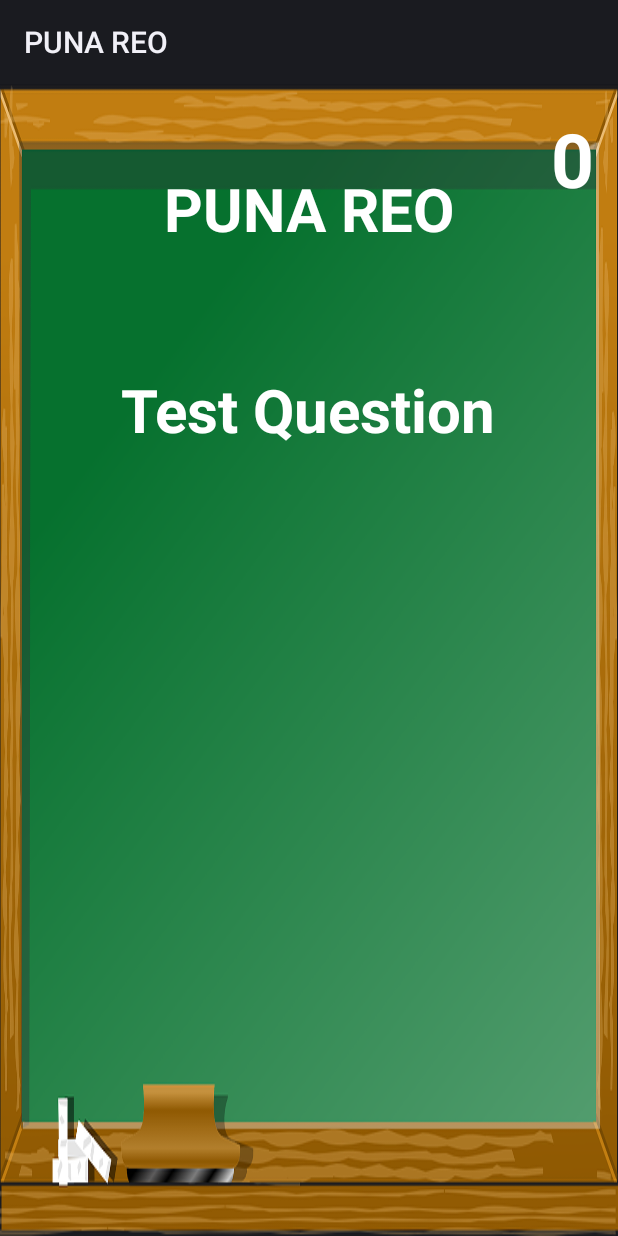
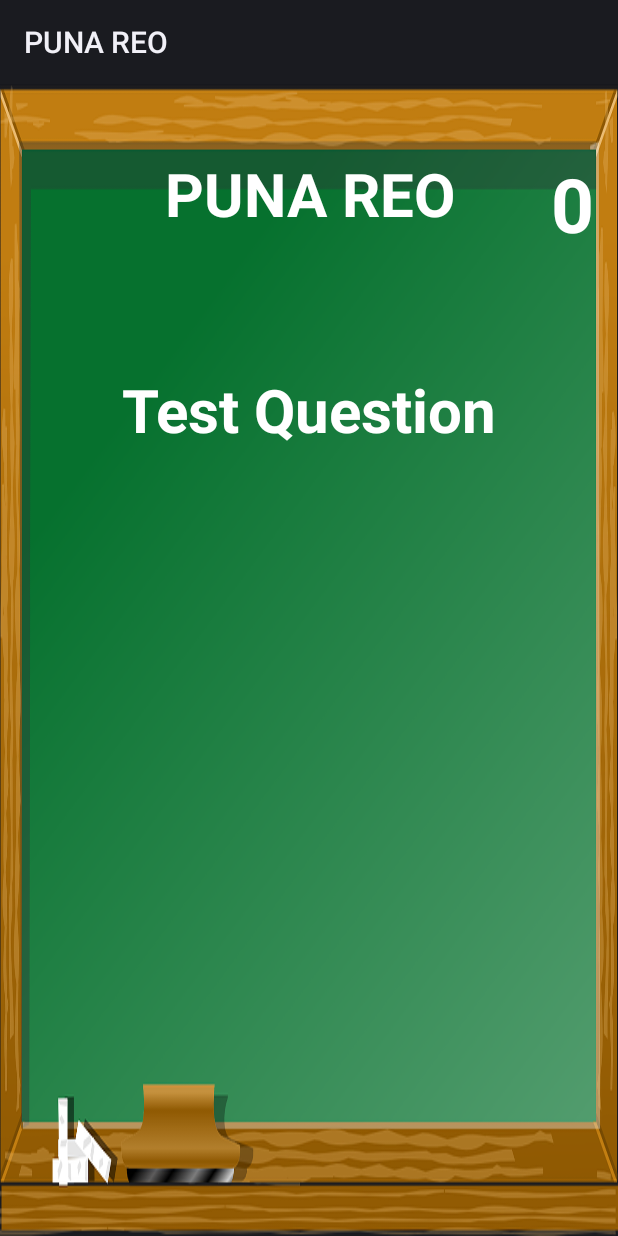
Before and after one commit to punareo/maori-app, an Android app: the GameActivity screen opened directly, with no data from a screen before it, on a phone screen of 412 x 824 dp. Run offline under Robolectric (Android 15) with nearby library versions, the phone set to English and light mode, and no system bars; 11 statements that could not run were skipped.

Commit message:
new layouts added pics and sounds added desgin menu updated game menu updated nad layouts

```diff
--- a/app/src/main/res/layout/game_layout.xml
+++ b/app/src/main/res/layout/game_layout.xml
@@ -10,53 +10,77 @@
     tools:context=".MyActivity">
 
 
+    <TextView
+        android:id="@+id/text_view_header"
+        android:layout_width="fill_parent"
+        android:layout_height="wrap_content"
+        android:gravity="center"
+        android:text="@string/app_name"
+        android:textColor="#ffffffff"
+        android:textSize="40sp"
+        android:textStyle="bold"
+        android:layout_row="0"
+        android:layout_marginTop="30dp"
+
+        />
+    <TextView
+        android:id="@+id/text_view_question"
+        android:layout_width="fill_parent"
+        android:layout_height="wrap_content"
+        android:gravity="center"
+        android:text="@string/test_question"
+        android:textSize="40sp"
+        android:textColor="#ffffffff"
+        android:layout_row="1"
+        android:textStyle="bold"
+        android:layout_below="@+id/text_view_header"
+        android:layout_above="@+id/gridLayout"
+
+        />
+
     <GridLayout
         android:layout_width="450dp"
         android:layout_height="wrap_content"
-        android:rowCount="3"
-        android:columnCount="3"
+        android:rowCount="1"
+        android:columnCount="4"
         android:id="@+id/gridLayout"
         android:layout_centerInParent="true"
-        android:alignmentMode="alignBounds"
-        >
+        android:gravity="center"
+       >
 
         <ImageButton
             android:id="@+id/image_button_NW"
             android:contentDescription="@string/image_holder"
-            android:layout_width="120dp"
-            android:layout_height="120dp"
+            android:layout_width="100dp"
+            android:layout_height="100dp"
             android:layout_column="0"
             android:layout_row="0"
             android:background="@null"
             android:scaleType="fitStart"
-            android:layout_marginLeft="50dp"
-
+            android:layout_marginRight="10dp"
+            android:layout_marginLeft="20dp"
             />
-
-        <Space
-            android:layout_width="120dp"
-            android:layout_height="40dp"
-            android:layout_column="1"
-            android:layout_row="1"/>
 
         <ImageButton
             android:id="@+id/image_button_NE"
             android:contentDescription="@string/image_holder"
-            android:layout_width="120dp"
-            android:layout_height="120dp"
-            android:layout_column="2"
+            android:layout_width="100dp"
+            android:layout_height="100dp"
+            android:layout_column="1"
             android:layout_row="0"
             android:background="@null"
             android:scaleType="fitStart"
+            android:layout_marginRight="10dp"
             />
 
         <ImageButton
             android:id="@+id/image_button_SE"
             android:contentDescription="@string/image_holder"
-            android:layout_width="120dp"
-            android:layout_height="120dp"
-            android:layout_column="0"
-            android:layout_row="2"
+            android:layout_width="100dp"
+            android:layout_height="100dp"
+            android:layout_column="2"
+            android:layout_row="0"
+            android:layout_marginRight="10dp"
             android:background="@null"
             android:scaleType="fitStart"
             />
@@ -64,57 +88,23 @@
         <ImageButton
             android:id="@+id/image_button_SW"
             android:contentDescription="@string/image_holder"
-            android:layout_width="120dp"
-            android:layout_height="120dp"
-            android:layout_column="2"
-            android:layout_row="2"
+            android:layout_width="100dp"
+            android:layout_height="100dp"
+            android:layout_column="3"
+            android:layout_row="0"
             android:background="@null"
             android:scaleType="fitStart"
+            android:layout_marginRight="20dp"
             />
 
     </GridLayout>
-    <GridLayout
-        android:layout_width="wrap_content"
-        android:layout_height="wrap_content"
-        android:rowCount="2"
-        android:columnCount="1"
-        android:layout_marginTop="40dp"
-        android:layout_alignParentTop="true"
-        android:layout_above="@+id/gridLayout"
-        android:layout_centerHorizontal="true"
 
-        >
-        <TextView
-            android:id="@+id/text_view_header"
-            android:layout_width="fill_parent"
-            android:layout_height="wrap_content"
-            android:gravity="center"
-            android:text="@string/app_name"
-            android:textColor="#ffffffff"
-            android:textSize="40sp"
-            android:textStyle="bold"
-            android:layout_row="0"
-            />
-
-        <TextView
-            android:id="@+id/text_view_question"
-            android:layout_width="fill_parent"
-            android:layout_height="wrap_content"
-            android:gravity="center"
-            android:text="@string/test_question"
-            android:textSize="40sp"
-            android:textColor="#ffffffff"
-            android:layout_row="1"
-            android:textStyle="bold"
-            android:layout_marginTop="50dp"
-            />
-
-    </GridLayout>
  <TextView
      android:id="@+id/text_view_score"
      android:layout_width="wrap_content"
      android:layout_height="wrap_content"
      android:layout_alignParentRight="true"
+     android:layout_marginTop="30dp"
      android:textSize="50sp"
      android:textStyle="bold"
      android:textColor="#ffffffff"
```
